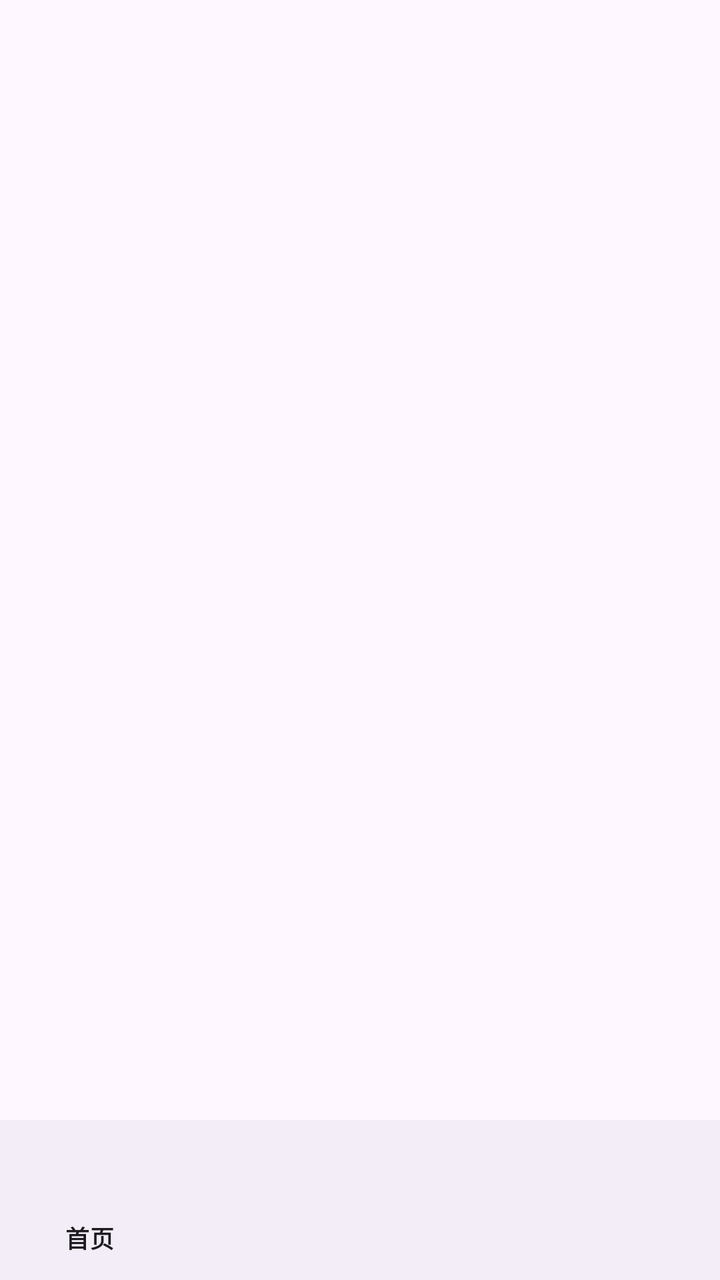
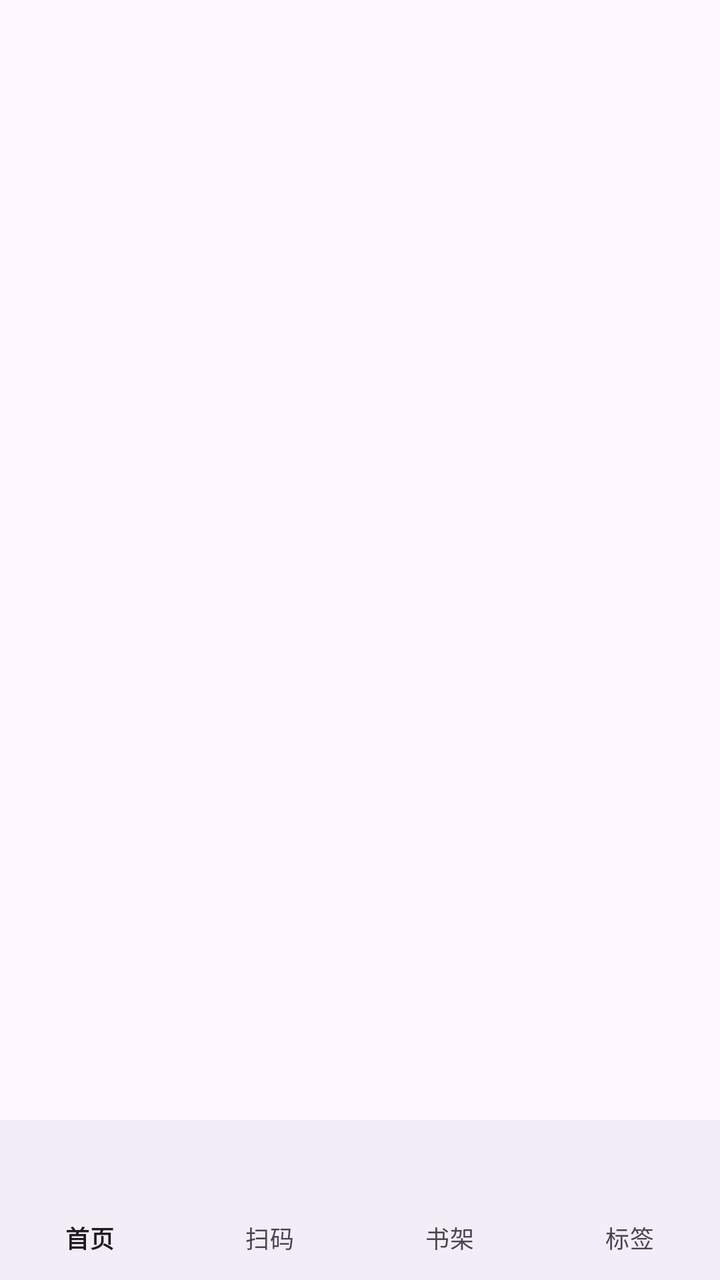

Screens rendered from an Android XML layout before and after an edit, with the pre-edit source and the edit as a unified diff.
<!-- AndroidManifest.xml: application theme Theme.BookCollection -->
<!-- res/layout/activity_main.xml -->
<?xml version="1.0" encoding="utf-8"?>
<LinearLayout xmlns:android="http://schemas.android.com/apk/res/android"
    xmlns:app="http://schemas.android.com/apk/res-auto"
    android:layout_width="match_parent"
    android:layout_height="match_parent"
    android:orientation="vertical">

    <androidx.fragment.app.FragmentContainerView
        android:id="@+id/fragmentContainer"
        android:layout_width="match_parent"
        android:layout_height="0dp"
        android:layout_weight="1" />

    <com.google.android.material.bottomnavigation.BottomNavigationView
        android:id="@+id/bottomNav"
        android:layout_width="match_parent"
        android:layout_height="wrap_content"
        app:menu="@menu/bottom_nav_menu" />

</LinearLayout>
<!-- resources referenced by this layout -->
<resources>
  <style name="Theme.BookCollection" parent="Base.Theme.BookCollection" />
  <style name="Base.Theme.BookCollection" parent="Theme.Material3.DayNight.NoActionBar">
          
          
      </style>
</resources>

<!-- the commit's change to res/layout/activity_main.xml (unified diff, before → after) -->
@@ -11,10 +11,12 @@
         android:layout_height="0dp"
         android:layout_weight="1" />
 
+    
     <com.google.android.material.bottomnavigation.BottomNavigationView
         android:id="@+id/bottomNav"
         android:layout_width="match_parent"
         android:layout_height="wrap_content"
+        app:labelVisibilityMode="labeled"
         app:menu="@menu/bottom_nav_menu" />
 
 </LinearLayout>
